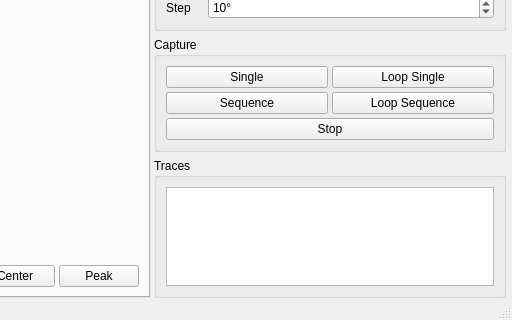
This is mainwindow.ui in bsan4/polarSA as Qt 5 draws it before an edit; both pictures show x 678 to 1190 and y 440 to 760 of the 1190 by 760 pixel window. The edited form follows.
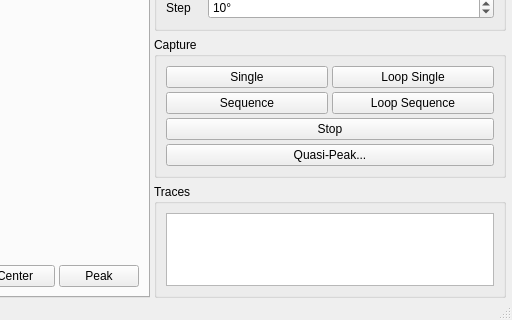
This is the edited form. Custom widgets are drawn as their Qt base class.

Commit message: Add quasi-peak window measurements

The edit to the form file:
```diff
--- a/mainwindow.ui
+++ b/mainwindow.ui
@@ -765,6 +765,16 @@
              </property>
             </widget>
            </item>
+           <item row="3" column="0" colspan="2">
+            <widget class="QPushButton" name="pbQuasiPeak">
+             <property name="toolTip">
+              <string>Quasi-peak measurement of a frequency window (e.g. around a peak close to a limit), at each rotator angle. Results are added to the Quasi-peak trace.</string>
+             </property>
+             <property name="text">
+              <string>Quasi-Peak...</string>
+             </property>
+            </widget>
+           </item>
           </layout>
          </widget>
         </item>
```
Left out of the diff: 18 changed lines with no effect on the pictures. The commit also changes 12 other files.
